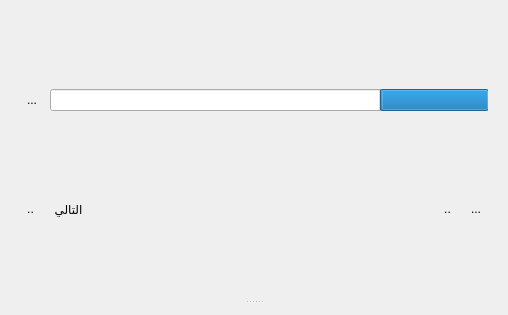
Qt form src/shamelaresultwidget.ui (boussouira/albahhet) before a commit.
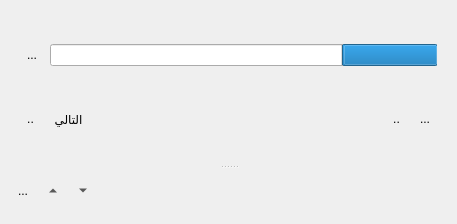
The same form after that commit. Icons and pictures are not drawn.

Diff of the .ui file:
```diff
--- a/src/shamelaresultwidget.ui
+++ b/src/shamelaresultwidget.ui
@@ -6,8 +6,8 @@
    <rect>
     <x>0</x>
     <y>0</y>
-    <width>508</width>
-    <height>315</height>
+    <width>457</width>
+    <height>224</height>
    </rect>
   </property>
   <property name="windowTitle">
@@ -206,7 +206,65 @@
       </layout>
      </widget>
      <widget class="QWidget" name="widgetBookView" native="true">
-      <layout class="QVBoxLayout" name="verticalLayout_3"/>
+      <layout class="QVBoxLayout" name="verticalLayout_3">
+       <item>
+        <layout class="QHBoxLayout" name="horizontalLayout_3">
+         <item>
+          <spacer name="horizontalSpacer_3">
+           <property name="orientation">
+            <enum>Qt::Horizontal</enum>
+           </property>
+           <property name="sizeHint" stdset="0">
+            <size>
+             <width>40</width>
+             <height>20</height>
+            </size>
+           </property>
+          </spacer>
+         </item>
+         <item>
+          <widget class="QToolButton" name="buttonMinBookView">
+           <property name="text">
+            <string>...</string>
+           </property>
+           <property name="autoRaise">
+            <bool>true</bool>
+           </property>
+           <property name="arrowType">
+            <enum>Qt::DownArrow</enum>
+           </property>
+          </widget>
+         </item>
+         <item>
+          <widget class="QToolButton" name="buttonMaxBookView">
+           <property name="text">
+            <string>...</string>
+           </property>
+           <property name="autoRaise">
+            <bool>true</bool>
+           </property>
+           <property name="arrowType">
+            <enum>Qt::UpArrow</enum>
+           </property>
+          </widget>
+         </item>
+         <item>
+          <widget class="QToolButton" name="buttonHideBookView">
+           <property name="text">
+            <string>...</string>
+           </property>
+           <property name="icon">
+            <iconset resource="resources.qrc">
+             <normaloff>:/data/images/delete.png</normaloff>:/data/images/delete.png</iconset>
+           </property>
+           <property name="autoRaise">
+            <bool>true</bool>
+           </property>
+          </widget>
+         </item>
+        </layout>
+       </item>
+      </layout>
      </widget>
     </widget>
    </item>
```
